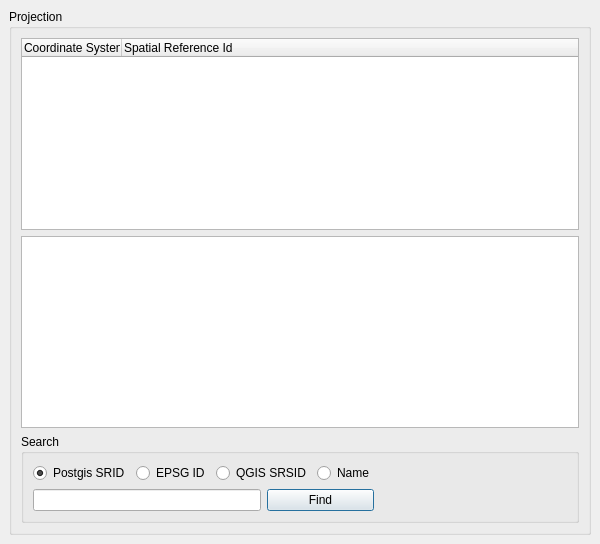
Qt form src/widgets/projectionselector/qgsprojectionselectorbase.ui (kadas-albireo/kadas-albireo) before a commit.
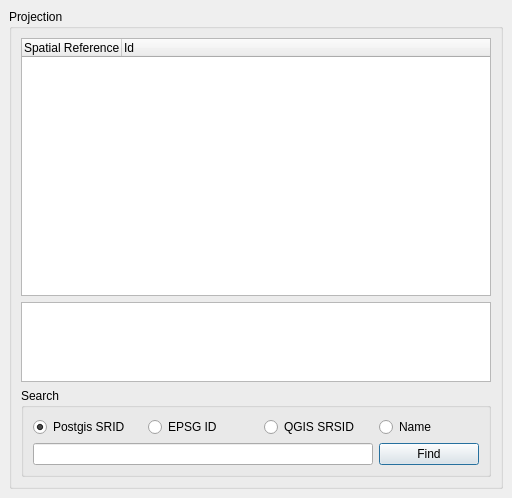
The same form after that commit. Icons and pictures are not drawn.

Commit message: Improve layout Set col sizes on resize event

Patch:
```diff
--- a/src/widgets/projectionselector/qgsprojectionselectorbase.ui
+++ b/src/widgets/projectionselector/qgsprojectionselectorbase.ui
@@ -8,7 +8,7 @@
    <rect>
     <x>0</x>
     <y>0</y>
-    <width>600</width>
+    <width>512</width>
     <height>498</height>
    </rect>
   </property>
@@ -38,46 +38,14 @@
      <property name="title" >
       <string>Projection</string>
      </property>
-     <layout class="QVBoxLayout" >
+     <layout class="QGridLayout" >
       <property name="margin" >
        <number>9</number>
       </property>
       <property name="spacing" >
        <number>6</number>
       </property>
-      <item>
-       <widget class="QTreeWidget" name="lstCoordinateSystems" >
-        <column>
-         <property name="text" >
-          <string>Coordinate System</string>
-         </property>
-        </column>
-        <column>
-         <property name="text" >
-          <string>Spatial Reference Id</string>
-         </property>
-        </column>
-       </widget>
-      </item>
-      <item>
-       <widget class="QTextEdit" name="teProjection" >
-        <property name="sizePolicy" >
-         <sizepolicy>
-          <hsizetype>5</hsizetype>
-          <vsizetype>1</vsizetype>
-          <horstretch>0</horstretch>
-          <verstretch>0</verstretch>
-         </sizepolicy>
-        </property>
-        <property name="autoFormatting" >
-         <set>QTextEdit::AutoBulletList</set>
-        </property>
-        <property name="readOnly" >
-         <bool>true</bool>
-        </property>
-       </widget>
-      </item>
-      <item>
+      <item row="2" column="0" >
        <widget class="QGroupBox" name="groupBox" >
         <property name="title" >
          <string>Search</string>
@@ -89,21 +57,21 @@
          <property name="spacing" >
           <number>6</number>
          </property>
-         <item row="1" column="5" >
-          <spacer>
-           <property name="orientation" >
-            <enum>Qt::Horizontal</enum>
+         <item row="0" column="2" >
+          <widget class="QRadioButton" name="radSRSID" >
+           <property name="text" >
+            <string>QGIS SRSID</string>
            </property>
-           <property name="sizeHint" >
-            <size>
-             <width>40</width>
-             <height>20</height>
-            </size>
-           </property>
-          </spacer>
+          </widget>
          </item>
-         <item row="1" column="3" colspan="2" >
+         <item row="1" column="3" >
           <widget class="QPushButton" name="pbnFind" >
+           <property name="maximumSize" >
+            <size>
+             <width>100</width>
+             <height>16777215</height>
+            </size>
+           </property>
            <property name="text" >
             <string>Find</string>
            </property>
@@ -132,36 +100,69 @@
            </property>
           </widget>
          </item>
-         <item row="0" column="2" colspan="2" >
-          <widget class="QRadioButton" name="radSRSID" >
-           <property name="text" >
-            <string>QGIS SRSID</string>
-           </property>
-          </widget>
-         </item>
-         <item row="0" column="4" >
+         <item row="0" column="3" >
           <widget class="QRadioButton" name="radName" >
            <property name="text" >
             <string>Name</string>
            </property>
           </widget>
          </item>
-         <item row="0" column="5" >
-          <spacer>
-           <property name="orientation" >
-            <enum>Qt::Horizontal</enum>
-           </property>
-           <property name="sizeHint" >
-            <size>
-             <width>40</width>
-             <height>20</height>
-            </size>
-           </property>
-          </spacer>
-         </item>
         </layout>
        </widget>
       </item>
+      <item row="0" column="0" >
+       <widget class="QTreeWidget" name="lstCoordinateSystems" >
+        <property name="alternatingRowColors" >
+         <bool>true</bool>
+        </property>
+        <property name="uniformRowHeights" >
+         <bool>true</bool>
+        </property>
+        <property name="columnCount" >
+         <number>2</number>
+        </property>
+        <column>
+         <property name="text" >
+          <string>Spatial Reference System</string>
+         </property>
+        </column>
+        <column>
+         <property name="text" >
+          <string>Id</string>
+         </property>
+        </column>
+       </widget>
+      </item>
+      <item row="1" column="0" >
+       <widget class="QTextEdit" name="teProjection" >
+        <property name="sizePolicy" >
+         <sizepolicy>
+          <hsizetype>5</hsizetype>
+          <vsizetype>1</vsizetype>
+          <horstretch>0</horstretch>
+          <verstretch>0</verstretch>
+         </sizepolicy>
+        </property>
+        <property name="minimumSize" >
+         <size>
+          <width>0</width>
+          <height>50</height>
+         </size>
+        </property>
+        <property name="maximumSize" >
+         <size>
+          <width>16777215</width>
+          <height>80</height>
+         </size>
+        </property>
+        <property name="autoFormatting" >
+         <set>QTextEdit::AutoBulletList</set>
+        </property>
+        <property name="readOnly" >
+         <bool>true</bool>
+        </property>
+       </widget>
+      </item>
      </layout>
     </widget>
    </item>
```
The commit also changes 2 other files.
